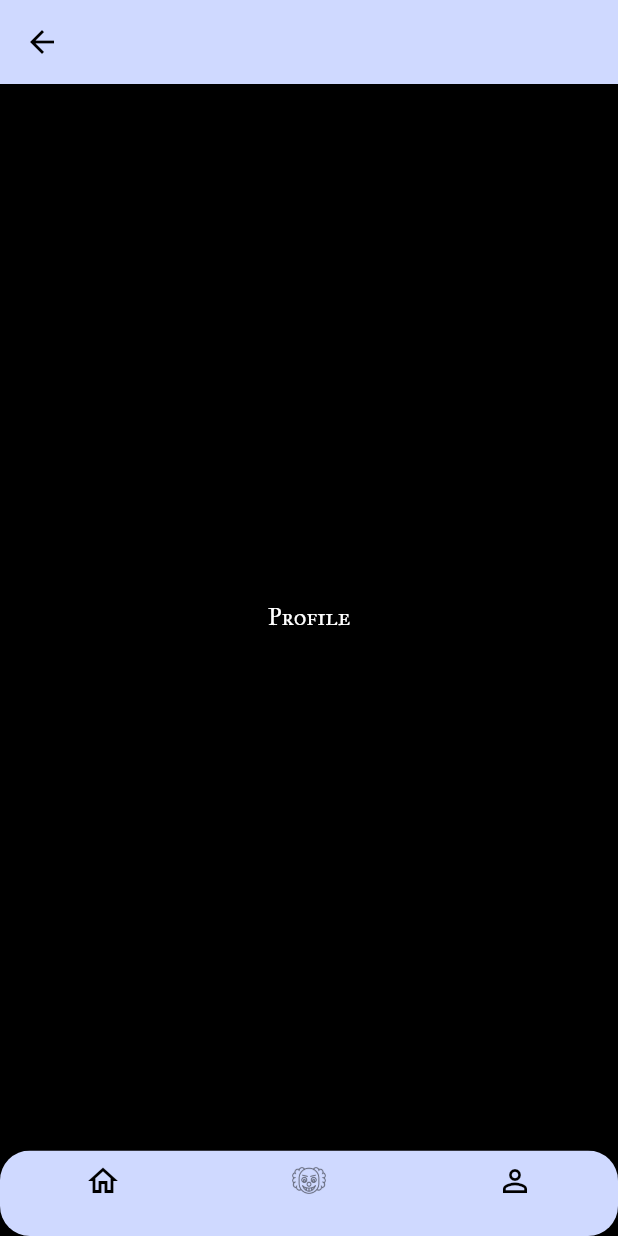
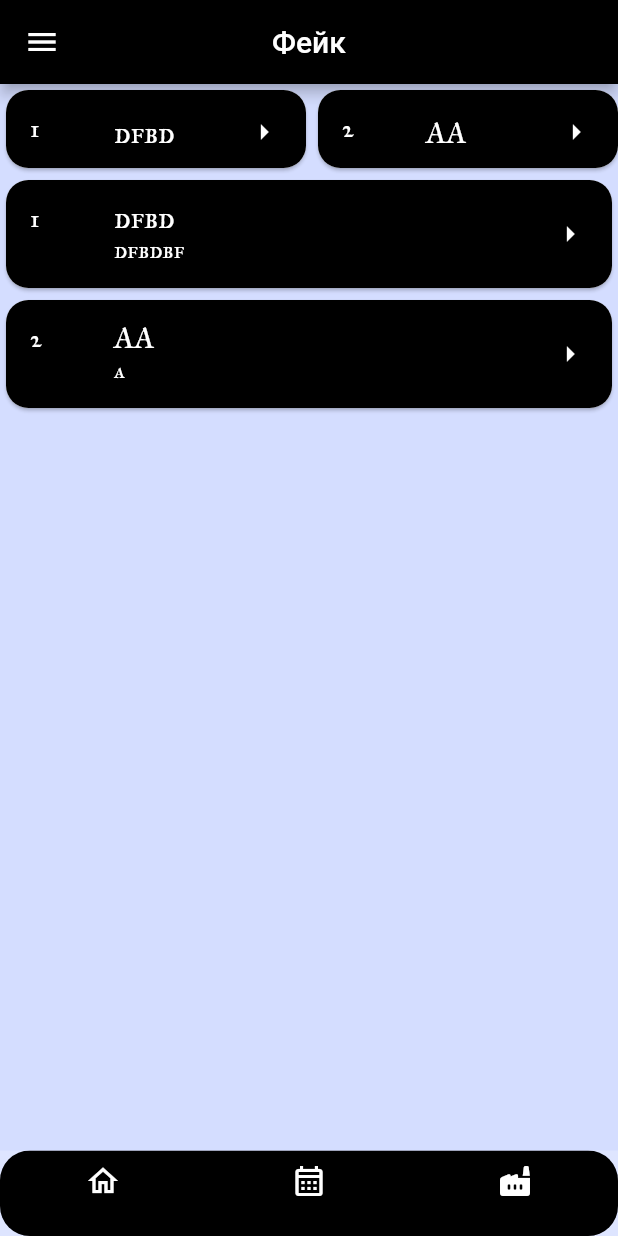
Before and after one commit to OG-Vobla/flutter_application_2, a Flutter app: the HomePage screen opened by its route, item 3 of the bottom bar chosen, on a phone screen of 412 x 824 dp. Run offline on Flutter 3.47's test engine with Material 2 defaults, Android fonts, the phone set to English and light mode, and no system bars.

Commit message:
Всякое

```diff
--- /dev/null
+++ b/lib/dealsPage.dart
@@ -0,0 +1,56 @@
+import 'package:flutter/material.dart';
+
+class DealPages extends StatelessWidget {
+  const DealPages({super.key});
+
+  @override
+  Widget build(BuildContext context) {
+    return ListView(
+      children: dealList.map(
+        (e) {
+          return Card(
+            shape: RoundedRectangleBorder(
+              borderRadius: BorderRadius.circular(15),
+            ),
+            child: ListTile(
+              shape: RoundedRectangleBorder(
+                borderRadius: BorderRadius.circular(15),
+              ),
+              tileColor: Color.fromARGB(255, 0, 0, 0),
+              leading: Text(
+                e.id.toString(),style: TextStyle(color: Colors.white, fontFamily: "IMFellGreatPrimerSC-Regular", fontSize: 16),
+              ),
+              title: Text(e.title!,style: TextStyle(color: Colors.white, fontFamily: "IMFellGreatPrimerSC-Regular", fontSize: 20),),
+              subtitle: Text(e.discription!,style: TextStyle(color: Colors.white, fontFamily: "IMFellGreatPrimerSC-Regular", fontSize: 16),),
+              trailing: const Icon(
+                Icons.arrow_right,
+                color: Color.fromARGB(255, 255, 255, 255),
+              ),
+              onTap: () {},
+            ),
+          );
+        },
+      ).toList(),
+    );
+  }
+}
+
+class Deal {
+  int? id;
+  String? title;
+  String? discription;
+  Deal({this.id, this.title, this.discription});
+}
+
+List<Deal> dealList = [
+  Deal(
+    id: 1,
+    title: 'dfbd',
+    discription: 'dfbdbf',
+  ),
+    Deal(
+    id: 2,
+    title: 'AA',
+    discription: 'a',
+  ),
+];
--- /dev/null
+++ b/lib/fakeDelyxePage.dart
@@ -0,0 +1,75 @@
+
+import 'package:flutter/material.dart';
+import 'package:flutter_application_2/dealsPage.dart';
+
+class FakeDealPages extends StatelessWidget {
+  const FakeDealPages({super.key});
+
+  @override
+  Widget build(BuildContext context) {
+    return Scaffold(
+
+      backgroundColor: Color.fromARGB(177, 207, 217, 255),
+      body:Column(
+        children: <Widget>[
+ SizedBox(height: 60, child: ListView(
+  scrollDirection: Axis.horizontal,
+        children: dealList.map(
+          (deal) {
+           return Card(
+            shape: RoundedRectangleBorder(
+              borderRadius: BorderRadius.circular(15),
+            ),
+            child:
+            SizedBox(child:ListTile(
+              shape: RoundedRectangleBorder(
+                borderRadius: BorderRadius.circular(15),
+              ),
+              tileColor: Color.fromARGB(255, 0, 0, 0),
+              leading: Text(
+                deal.id.toString(),style: TextStyle(color: Colors.white, fontFamily: "IMFellGreatPrimerSC-Regular", fontSize: 16),
+              ),
+              title: Text(deal.title!,style: TextStyle(color: Colors.white, fontFamily: "IMFellGreatPrimerSC-Regular", fontSize: 20),),
+              trailing: const Icon(
+                Icons.arrow_right,
+                color: Color.fromARGB(255, 255, 255, 255),
+              ),
+              onTap: () {},
+            ) , height: 10, width: 200,)
+          );
+          },
+        ).toList(),
+      )),
+ SizedBox(height: 599, child: ListView(
+        children: dealList.map(
+          (deal) {
+           return Card(
+            shape: RoundedRectangleBorder(
+              borderRadius: BorderRadius.circular(15),
+            ),
+            child: ListTile(
+              shape: RoundedRectangleBorder(
+                borderRadius: BorderRadius.circular(15),
+              ),
+              tileColor: Color.fromARGB(255, 0, 0, 0),
+              leading: Text(
+                deal.id.toString(),style: TextStyle(color: Colors.white, fontFamily: "IMFellGreatPrimerSC-Regular", fontSize: 16),
+              ),
+              title: Text(deal.title!,style: TextStyle(color: Colors.white, fontFamily: "IMFellGreatPrimerSC-Regular", fontSize: 20),),
+              subtitle: Text(deal.discription!,style: TextStyle(color: Colors.white, fontFamily: "IMFellGreatPrimerSC-Regular", fontSize: 16),),
+              trailing: const Icon(
+                Icons.arrow_right,
+                color: Color.fromARGB(255, 255, 255, 255),
+              ),
+              onTap: () {},
+            ),
+          );
+          },
+        ).toList(),
+      )),
+ ],
+
+      )
+    );
+  }
+}
--- a/lib/homePage.dart
+++ b/lib/homePage.dart
@@ -1,40 +1,233 @@
 import 'package:flutter/cupertino.dart';
 import 'package:flutter/material.dart';
 import 'package:flutter/services.dart';
+import 'package:flutter_application_2/calendarPage.dart';
+import 'package:flutter_application_2/dealsPage.dart';
+import 'package:flutter_application_2/editDealPage.dart';
 import 'package:flutter_application_2/homePage.dart';
+import 'package:flutter_application_2/fakeDelyxePage.dart';
 
 import 'package:flutter/material.dart';
 
-class  HomePage extends StatefulWidget{
+class HomePage extends StatefulWidget {
+  const HomePage({
+    super.key,
+  });
+
   @override
-  StateHomePage  createState() => StateHomePage();
+  State<HomePage> createState() => StateHomePage();
 }
 
 class StateHomePage extends State<HomePage>{
     int selectedIndex = 0;
     List<Widget> widgets = <Widget>[
- Home(),
-  Clown(),
-  Profile(),];
+ // DealPages(),
+   CalendarPage(),];
+
+
   void onItemTap(int index){
 setState(() {
   selectedIndex = index;
+
 });
+
+
+  // List<User> users = List.from(DBConnection().listUserMap());
+  // Future users = DBConnection().list();
+  // int index = 0;
+  // final listPages = [
+  //   const DealPages(),
+  //   const CalendarPage(),
+  // ];
+
+
+
   }
+  onItemSearch(String value) {
+    setState(
+      () {
+        newDealList = dealList
+            .where((element) => element.title!.contains(value))
+            .toList();
+        // return newDealList
+        //     .where(
+        //       (element) => element.title!.contains(value),
+        //     )
+        //     .toList();
+      },
+    );
+  }
+    TextEditingController searchController = TextEditingController();
+      final title = [
+      "Список дел",
+      //const DealPages(), // 0
+      "Календарь", // 1
+      "Фейк"
+    ];
+  bool tittleAppBar = false;
   @override
   Widget build(BuildContext context) {
+    Widget listSearchWidget(BuildContext context) {
 
+            return ListView(
+      children: newDealList.map(
+        (e) {
+          return Card(
+            shape: RoundedRectangleBorder(
+              borderRadius: BorderRadius.circular(15),
+            ),
+            child: ListTile(
+              shape: RoundedRectangleBorder(
+                borderRadius: BorderRadius.circular(15),
+              ),
+              tileColor: Color.fromARGB(255, 0, 0, 0),
+              leading: Text(
+                e.id.toString(),style: TextStyle(color: Colors.white, fontFamily: "IMFellGreatPrimerSC-Regular", fontSize: 16),
+              ),
+              title: Text(e.title!,style: TextStyle(color: Colors.white, fontFamily: "IMFellGreatPrimerSC-Regular", fontSize: 20),),
+              subtitle: Text(e.discription!,style: TextStyle(color: Colors.white, fontFamily: "IMFellGreatPrimerSC-Regular", fontSize: 16),),
+              trailing: IconButton(
+              icon: Icon(
+                Icons.delete_outlined,
+                color: Color.fromARGB(255, 255, 255, 255),
+              ),
+              onPressed: () {
+                    dealList.remove(e);
+                    setState(() {
+                    newDealList= dealList;
+                  searchController.clear();
+                    tittleAppBar = false;
+                  });
+                },
+              ),
+              onTap: () {
+                Navigator.push(context, new MaterialPageRoute(
+   builder: (context) => new EditDealPages())
+ ).then((value) {
+   setState(() {
+     newDealList = dealList;
+   });
+ });
+ activeDeal = e;
+
+              },
+            ),
+          );
+        },
+      ).toList(),
+    );
+    }
+
+    final list = [
+      listSearchWidget(context),
+      //const DealPages(), // 0
+      const CalendarPage(), // 1
+      const FakeDealPages(),
+    ];
+    AppBar appBarSearch = AppBar(
+                      automaticallyImplyLeading: true,
+          iconTheme: IconThemeData(
+    color:Colors.white, //change your color here
+  ),
+        backgroundColor: Colors.black,
+
+      centerTitle: true,
+      title: TextField(
+        style:  TextStyle(color: Colors.white, fontFamily: "IMFellGreatPrimerSC-Regular", fontSize: 22),
+        cursorColor: Colors.white,
+
+        decoration: const InputDecoration(
+          hintStyle: TextStyle(color: Colors.white, fontFamily: "IMFellGreatPrimerSC-Regular", fontSize: 14),
+          hintText: "Название",
+        ),
+        controller: searchController,
+        onChanged: onItemSearch,
+      ),
+      actions: [
+        IconButton(
+            onPressed: () {
+              setState(() {
+                  searchController.clear();
+                  tittleAppBar = false;
+                  newDealList = dealList;
+
+
+              });
+            },
+            icon: const Icon(Icons.close))
+      ],
+    );
+    AppBar appBar = AppBar(
+                automaticallyImplyLeading: true,
+          iconTheme: IconThemeData(
+    color:Colors.white, //change your color here
+  ),
+        backgroundColor: Colors.black,
+
+      title: Text(title[selectedIndex]),
+      centerTitle: true,
+      actions: [
+        IconButton(
+            onPressed: () {
+              setState(() {
+                tittleAppBar = true;
+
+
+              });
+            },
+            icon: const Icon(Icons.search))
+      ],
+    );
+     AppBar deffaultAppBar = AppBar(
+                automaticallyImplyLeading: true,
+          iconTheme: IconThemeData(
+    color:Colors.white, //change your color here
+  ),
+        backgroundColor: Colors.black,
+
+      title: Text(title[selectedIndex]),
+      centerTitle: true,
+    );
     return Scaffold(
+      floatingActionButton:
+      selectedIndex == 0 ?
+       FloatingActionButton(
+        onPressed: () {
+        dealList.add(Deal(id: dealList.length == 0 ? 1 :  dealList.last.id! + 1, title: "", discription: ""));
+        activeDeal = dealList.last;
+                        Navigator.push(context, new MaterialPageRoute(
+   builder: (context) => new EditDealPages())).then((value) {
+     setState(() {
+       newDealList = dealList;
+     });
+   });
+   setState(() {
+    newDealList = dealList;
+   });
+         } ,
+      child: Icon(Icons.add, color: Colors.white,), backgroundColor: Colors.black,): null,
 
-      backgroundColor: Colors.black,
-      appBar: AppBar(
-          iconTheme: IconThemeData(
-    color: Colors.black, //change your color here
-  ),
-        backgroundColor: Color.fromARGB(255, 207, 217, 255),
-      ),
+      drawer:const Drawer(),
+      backgroundColor: Color.fromARGB(177, 207, 217, 255),
+  //     appBar: AppBar(
+
+  //       actions: [
+  //         IconButton(
+  //           onPressed: () {
+  //             Navigator.popAndPushNamed(context, '/');
+  //           },
+  //           icon: const Icon(Icons.exit_to_app),
+  //         ),
+  //       ],
+    //       automaticallyImplyLeading: true,
+  //         iconTheme: IconThemeData(
+  //   color:Colors.white, //change your color here
+  // ),
+  //       backgroundColor: Colors.black,
+  //     ),
+  appBar: selectedIndex == 0 ? (tittleAppBar ? appBarSearch : appBar) : deffaultAppBar ,
       body: Center(
-        child: widgets.elementAt(selectedIndex),
+        child: list.elementAt(selectedIndex),
       ),
       bottomNavigationBar:ClipRRect(
 
@@ -45,32 +238,30 @@ setState(() {
         onTap:
           onItemTap
         ,
-        backgroundColor: Color.fromARGB(255, 207, 217, 255),
+        backgroundColor: Colors.black,
         selectedLabelStyle: TextStyle(color: Color.fromARGB(255, 207, 217, 255), fontFamily: "IMFellGreatPrimerSC-Regular", fontSize: 14),
         unselectedLabelStyle: TextStyle(color:Color.fromARGB(255, 207, 217, 255), fontFamily: "IMFellGreatPrimerSC-Regular", fontSize: 14),
         showUnselectedLabels: true,
-        currentIndex: selectedIndex,
         items: const <BottomNavigationBarItem>[
 
           BottomNavigationBarItem(
 
-            icon: Icon(Icons.home_outlined, color:  Color.fromARGB(255, 0, 0, 0),),
-            label: '',
-
-          ),
-          BottomNavigationBarItem(
-            icon: ImageIcon(
-               AssetImage("assets/ClounIconOutline.png", ),
-               ),
-            label: '',
-
-          ),
-                    BottomNavigationBarItem(
-            icon: Icon(Icons.perm_identity, color:  Color.fromARGB(255, 0, 0, 0),),
+            icon: Icon(Icons.home_outlined, color:  Colors.white,),
             label: '',
 
           ),
 
+                    BottomNavigationBarItem(
+            icon: Icon(Icons.calendar_month_outlined, color:  Colors.white,),
+            label: '',
+
+          ),
+
+                    BottomNavigationBarItem(
+            icon: Icon(Icons.factory_rounded, color:  Colors.white,),
+            label: '',
+
+          ),
         ],
 
       ),))
@@ -81,23 +272,6 @@ setState(() {
 
   }
 
-   class Home extends StatelessWidget {
-  @override
-  Widget build(BuildContext context) {
-    return Center(child: Text("Home", style: TextStyle(color: Colors.white, fontFamily: "IMFellGreatPrimerSC-Regular", fontSize: 16)));
-  }
-}
 
-class Clown extends StatelessWidget {
-  @override
-  Widget build(BuildContext context) {
-    return Center(child: Text("Clown", style: TextStyle(color: Colors.white, fontFamily: "IMFellGreatPrimerSC-Regular", fontSize: 16)));
-  }
-}
-
-class Profile extends StatelessWidget {
-  @override
-  Widget build(BuildContext context) {
-    return Center(child: Text("Profile", style: TextStyle(color: Colors.white, fontFamily: "IMFellGreatPrimerSC-Regular", fontSize: 16)));
-  }
-}
+    Deal activeDeal = new Deal();
+    List<Deal> newDealList = List.from(dealList);
--- a/lib/main.dart
+++ b/lib/main.dart
@@ -5,7 +5,6 @@ import 'package:flutter_application_2/homePage.dart';
 import 'authPage.dart';
 
 void main() async {
-  // DBConnection().connectDB();
   WidgetsFlutterBinding.ensureInitialized();
   runApp(const MyThemeApp());
 }
@@ -17,11 +16,10 @@ class MyThemeApp extends StatelessWidget {
   Widget build(BuildContext context) {
     return MaterialApp(
       debugShowCheckedModeBanner: false,
-      // home: AuthPage(),
       initialRoute: '/',
       routes: {
         '/': (context) => const AuthPage(),
-        '/home': (context) => HomePage(),
+        '/home': (context) =>const HomePage(),
       },
     );
   }
```
Also changed, not shown: lib/authPage.dart (+9 -7 lines), lib/calendarPage.dart (added, +17 -0 lines), lib/editDealPage.dart (added, +85 -0 lines).
